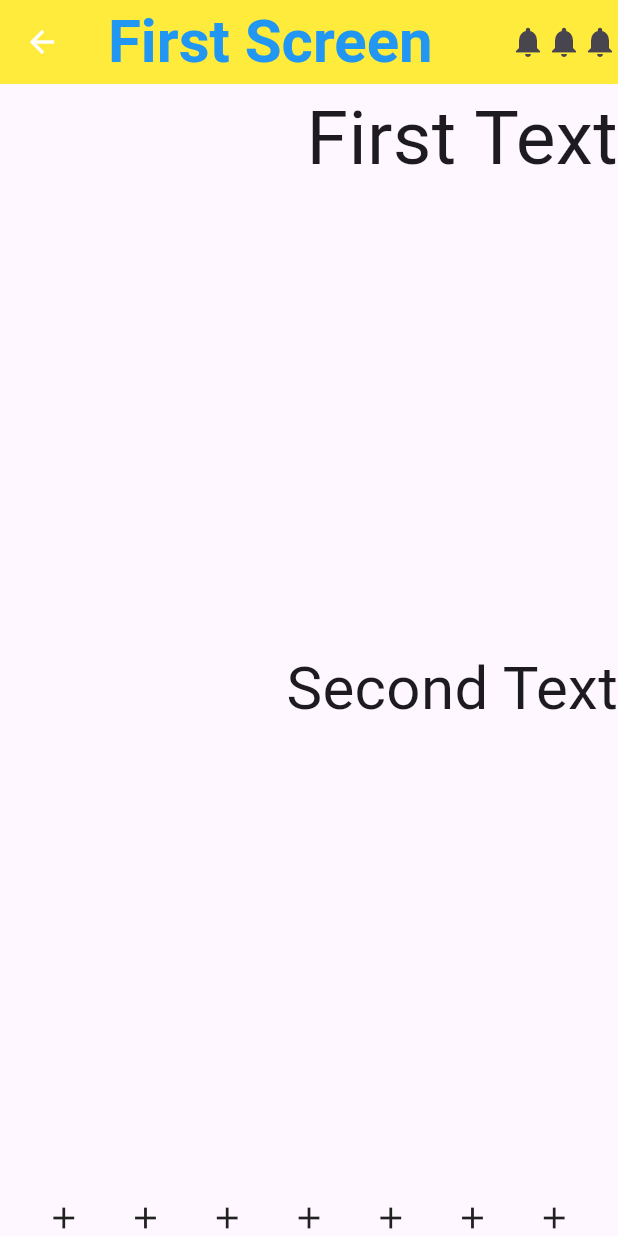
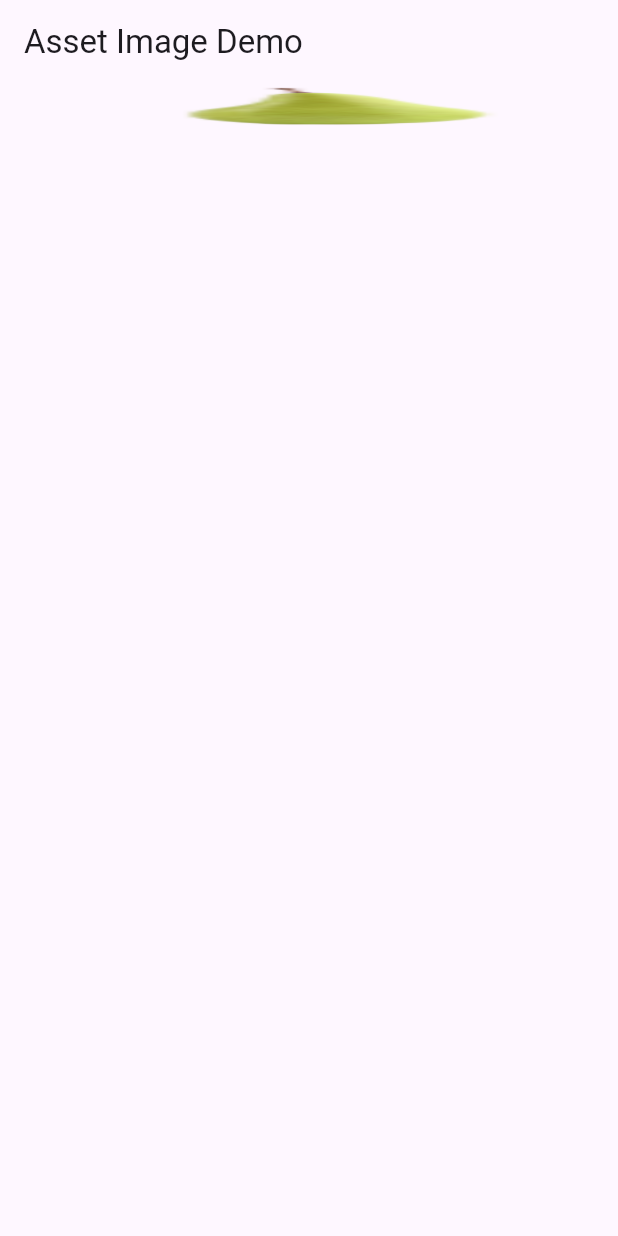
Before and after one commit to MuhammadAliKust/Flutter-B18, a Flutter app: the screen it shows after launch, on a phone screen of 412 x 824 dp. Run offline on Flutter 3.47's test engine with Material 3 defaults, Android fonts, the phone set to English and light mode, and no system bars.

Commit message:
Asset and Network Image Done

```diff
--- /dev/null
+++ b/lib/asset_image.dart
@@ -0,0 +1,19 @@
+import 'package:flutter/material.dart';
+
+
+class AssetImageDemo extends StatelessWidget {
+  const AssetImageDemo({super.key});
+
+  @override
+  Widget build(BuildContext context) {
+    return Scaffold(
+      appBar: AppBar(
+        title: Text("Asset Image Demo"),
+      ),
+      body: Image.asset('assets/images/1.png',
+      height: 30,
+      width: MediaQuery.of(context).size.width,
+      fit: BoxFit.fill,),
+    );
+  }
+}
--- /dev/null
+++ b/lib/image_network.dart
@@ -0,0 +1,20 @@
+import 'package:flutter/material.dart';
+
+
+class NetworkImageDemo extends StatelessWidget {
+  const NetworkImageDemo({super.key});
+
+  @override
+  Widget build(BuildContext context) {
+    return Scaffold(
+      appBar: AppBar(title: Text("Network Image"),
+      )
+      ,
+      body: Image.network('https://letsenhance.io/static/73136da51c245e80edc6ccfe44888a99/1015f/MainBefore.jpg',
+      height: 60,
+      width: MediaQuery.of(context).size.width,
+      fit: BoxFit.fill,
+      ),
+    );
+  }
+}
--- a/lib/main.dart
+++ b/lib/main.dart
@@ -1,5 +1,6 @@
 import 'package:flutter/material.dart';
-
+import 'package:flutter_b18/asset_image.dart';
+import 'image_network.dart';
 
 void main(){
   runApp(MyApp());
@@ -12,53 +13,8 @@ class MyApp extends StatelessWidget {
 
   @override
   Widget build(BuildContext context) {
-    return MaterialApp(
-      debugShowCheckedModeBanner: false,
-      home: Scaffold(
-        appBar: AppBar(
-          backgroundColor: Colors.yellow,
-          title: Text('First Screen',style: TextStyle(
-            color: Colors.blue,
-            fontSize: 40,
-            fontWeight: FontWeight.bold
-          ),),
-          leading: Icon(Icons.arrow_back,color: Colors.white,),
-          actions: [
-            Icon(Icons.notifications),
-
-            Icon(Icons.notifications),
-
-            Icon(Icons.notifications),
-          ],
-        ),
-        body: Column(
-          mainAxisAlignment: MainAxisAlignment.spaceBetween,
-          crossAxisAlignment: CrossAxisAlignment.end,
-          children: [
-          Text("First Text",style: TextStyle(
-            fontSize: 50
-          ),),
-          SizedBox(height: 20,),
-          Text("Second Text",style: TextStyle(fontSize: 40),),
-          SizedBox(height: 30,),
-          Row(
-            mainAxisAlignment: MainAxisAlignment.spaceEvenly,
-            children: [
-            Icon(Icons.add),
-            Icon(Icons.add),
-
-            Icon(Icons.add),
-
-            Icon(Icons.add),
-
-
-            Icon(Icons.add),
-
-            Icon(Icons.add),
-            Icon(Icons.add),
-          ],)
-        ],),
-      ),
-    );
+ return MaterialApp(
+  home: AssetImageDemo(),
+ );
   }
 }
--- a/pubspec.yaml
+++ b/pubspec.yaml
@@ -59,9 +59,8 @@ flutter:
   uses-material-design: true
 
   # To add assets to your application, add an assets section, like this:
-  # assets:
-  #   - images/a_dot_burr.jpeg
-  #   - images/a_dot_ham.jpeg
+  assets:
+    - assets/images/
 
   # An image asset can refer to one or more resolution-specific "variants", see
   # https://flutter.dev/to/resolution-aware-images
```
Also changed, not shown: assets/images/1.png (added).
